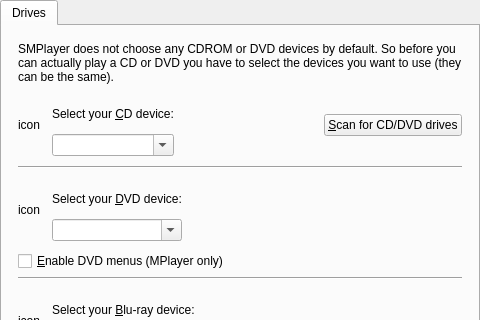
The window that src/gui/pref/drives.ui (wilbert2000/wzplayer) describes before a commit, drawn with Qt 5; both pictures show x 0 to 480 and y 0 to 320 of the 480 by 500 pixel window.
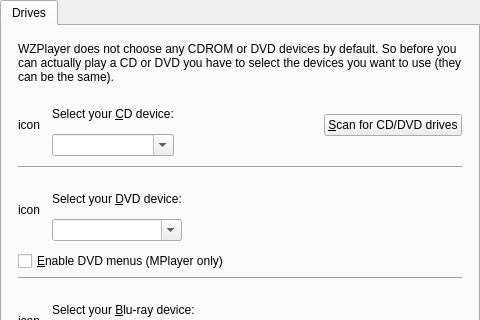
The same window after the commit. Custom widgets are drawn as their Qt base class.

Commit message: Start rename SMPlayer to WZPlayer

Patch:
```diff
--- a/src/gui/pref/drives.ui
+++ b/src/gui/pref/drives.ui
@@ -33,7 +33,7 @@
        <item>
         <widget class="QLabel" name="textLabel2_5">
          <property name="text">
-          <string>SMPlayer does not choose any CDROM or DVD devices by default. So before you can actually play a CD or DVD you have to select the devices you want to use (they can be the same).</string>
+          <string>WZPlayer does not choose any CDROM or DVD devices by default. So before you can actually play a CD or DVD you have to select the devices you want to use (they can be the same).</string>
          </property>
          <property name="alignment">
           <set>Qt::AlignVCenter</set>
```
The commit also changes 267 other files.
